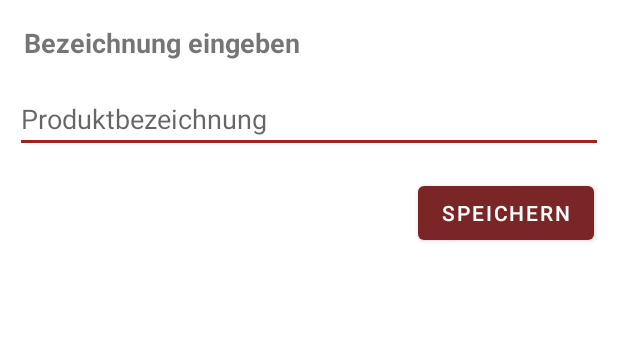
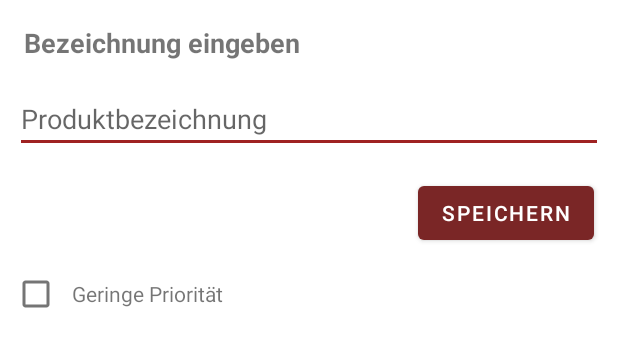
Before and after one commit to Thom-Mon/ShoppingListApp, an Android app: the layout dialog_edit_item.xml on its own in the app's theme, with its tools: preview values and no code run, on a phone screen of 412 x 824 dp. Shown: the top 347 px of the screen. Run offline under Robolectric (Android 15) with nearby library versions, the light colour scheme and no system bars.

Commit message:
added the importance to the edit function

```diff
--- a/app/src/main/java/com/example/shoppinglistapp/Dao/Item/ItemDao.kt
+++ b/app/src/main/java/com/example/shoppinglistapp/Dao/Item/ItemDao.kt
@@ -71,8 +71,8 @@ interface ItemDao {
     @Query("UPDATE item_table SET name=:name, category=:category, status=:status WHERE id = :id")
     suspend fun update(id: Int, name : String , category: String , status: Int)
 
-    @Query("UPDATE item_table SET name=:newName WHERE id = :id")
-    suspend fun updateItemName(newName: String, id: Int)
+    @Query("UPDATE item_table SET name=:newName, importance=:newImportance WHERE id = :id")
+    suspend fun updateItemName(newName: String, newImportance: Int, id: Int)
 
     @Query("UPDATE item_table SET status=:status WHERE id = :id")
     suspend fun updateStatus(id: Int, status: Int)
--- a/app/src/main/res/layout/dialog_edit_item.xml
+++ b/app/src/main/res/layout/dialog_edit_item.xml
@@ -30,5 +30,20 @@
         android:layout_marginTop="16dp"
         android:layout_marginEnd="16dp"
         android:layout_marginBottom="6dp"/>
+        <LinearLayout
+            android:layout_width="wrap_content"
+            android:layout_height="wrap_content"
+            android:orientation="horizontal">
+            <CheckBox
+                android:id="@+id/checkbox_importance"
+                android:layout_width="wrap_content"
+                android:layout_height="wrap_content"
+                android:checked="false"
+                />
+            <TextView
+                android:layout_width="wrap_content"
+                android:layout_height="wrap_content"
+                android:text="Geringe Priorität"/>
+        </LinearLayout>
 
 </LinearLayout>
```
Also changed, not shown: app/src/main/java/com/example/shoppinglistapp/Util.kt (+59 -4 lines), app/src/main/java/com/example/shoppinglistapp/ui/shoppinglist/ShoppinglistFragment.kt (+5 -4 lines).
